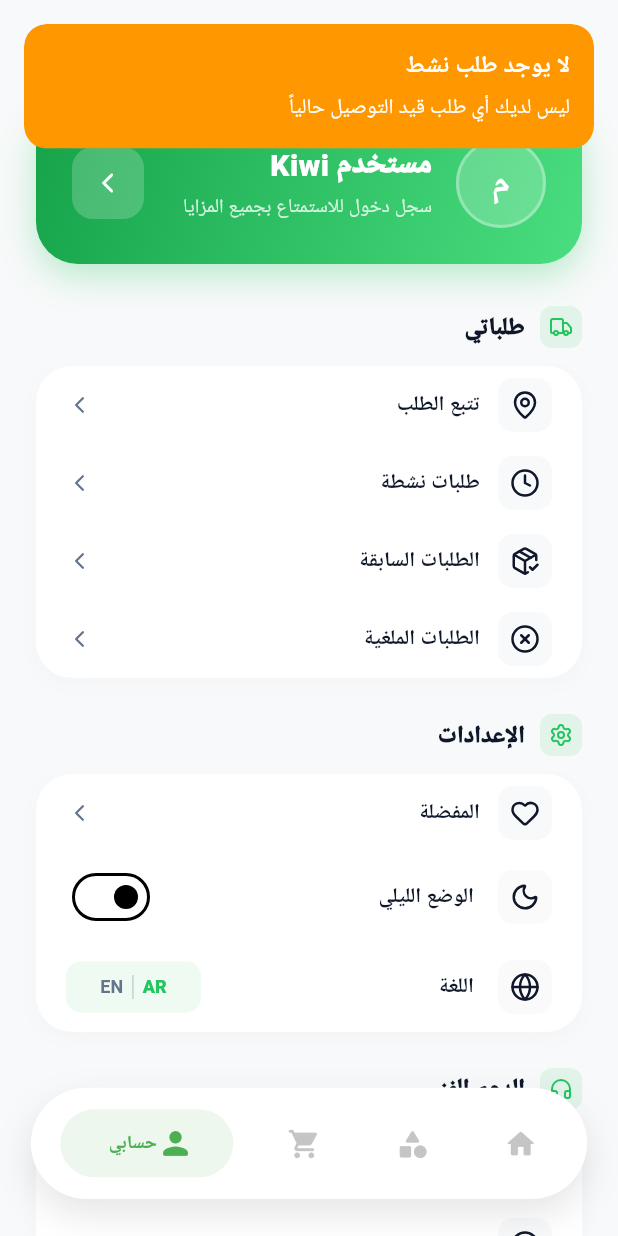
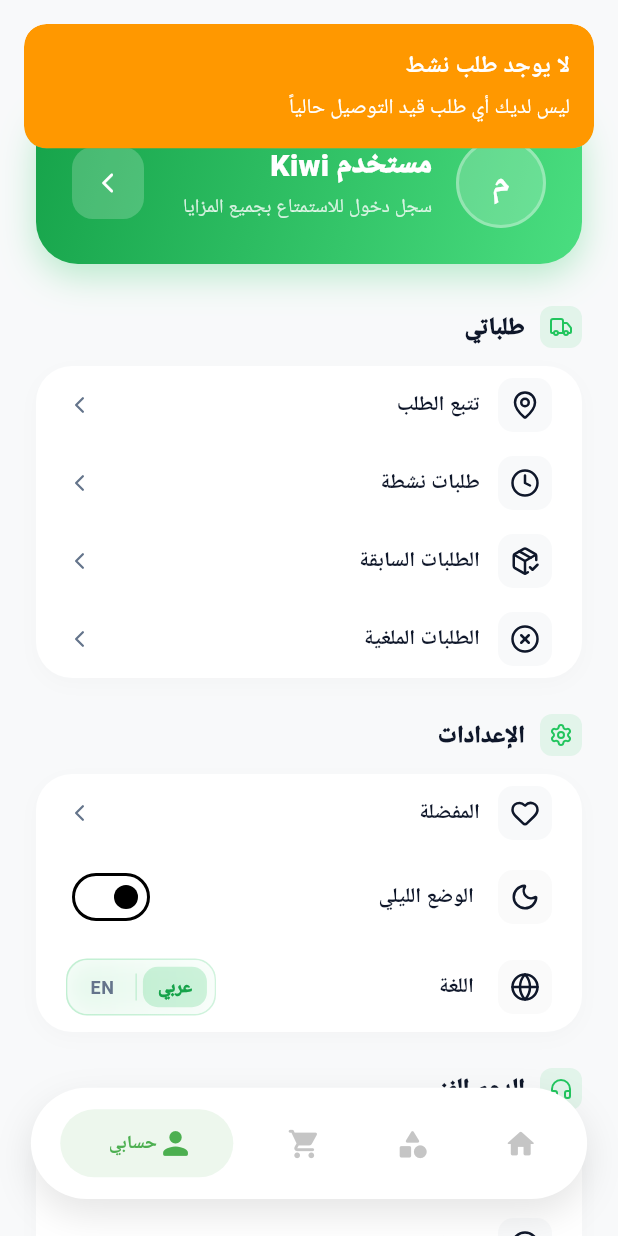
Before and after one commit to naji5ramzi5/kiwi, a Flutter app: the screen it shows after launch, after a tap on "تتبع الطلب", on a phone screen of 412 x 824 dp. Run offline on Flutter 3.47's test engine with Material 3 defaults, Android fonts, the phone set to English and light mode, and no system bars; our stand-ins replace cached_network_image, carousel_slider, file_picker, firebase_core, firebase_messaging, flutter_map and 17 more; missing offline and left inert: maps_toolkit, window_manager; accounts and stored records are empty; network calls fail; Roboto replaces fonts that are missing (Cairo).

Commit message:
feat: 5 UI/UX updates - truck banner, glassmorphic lang, offers, favicon
1. Truck section: rename to 'اطلب شاحنة خضراوات', use kiwivr.png with ClipRRect border radius 15
2. Truck order header: use truck_header.png as full responsive background image
3. Admin dashboard: favicon updated to kiwi-logo.jpg
4. Language toggle: glassmorphic design with BackdropFilter, animated containers, proper RTL alignment
5. Offers section: removed dead عرض الكل button
6. Fixed String? type error in main.dart FCM token saving

```diff
--- a/customer_app/lib/main.dart
+++ b/customer_app/lib/main.dart
@@ -89,11 +89,8 @@ Future<void> _setupFCM() async {
 
     // Get or generate a persistent device ID for guest tracking (UUID v4 format)
     final storage = GetStorage();
-    String? deviceId = storage.read<String>('device_id');
-    if (deviceId == null) {
-      deviceId = _generateDeviceUuid();
-      await storage.write('device_id', deviceId);
-    }
+    String deviceId = storage.read<String>('device_id') ?? _generateDeviceUuid();
+    await storage.write('device_id', deviceId);
 
     // Get and save token
     String? token = await messaging.getToken();
--- a/customer_app/lib/screens/home/widgets/offers_section.dart
+++ b/customer_app/lib/screens/home/widgets/offers_section.dart
@@ -72,7 +72,7 @@ class OffersSection extends StatelessWidget {
                     ),
                   ],
                 ),
-                Text('see_all'.tr, style: const TextStyle(fontSize: 13, fontWeight: FontWeight.bold, color: AppTheme.primary, fontFamily: 'Cairo')),
+                const SizedBox.shrink(),
               ],
             ),
           ),
--- a/customer_app/lib/screens/home_screen.dart
+++ b/customer_app/lib/screens/home_screen.dart
@@ -420,11 +420,12 @@ class _HomeScreenState extends State<HomeScreen> {
       child: GestureDetector(
         onTap: () => Get.to(() => TruckOrderScreen()),
         child: Container(
+          height: 130,
           clipBehavior: Clip.antiAlias,
           decoration: BoxDecoration(
             gradient: isDark
                 ? const LinearGradient(
-                    colors: [Color(0xFF1B5E20), Color(0xFF388E3C)],
+                    colors: [Color(0xFF1B5E20), Color(0xFF2E7D32)],
                   )
                 : const LinearGradient(
                     colors: [Color(0xFFE8F5E9), Color(0xFFC8E6C9)],
@@ -438,40 +439,33 @@ class _HomeScreenState extends State<HomeScreen> {
               ),
             ],
           ),
-          child: Padding(
-            padding: const EdgeInsets.symmetric(horizontal: 10, vertical: 10),
           child: Row(
             children: [
-                Container(
-                  width: 48,
-                  height: 48,
-                  decoration: BoxDecoration(
-                    shape: BoxShape.circle,
-                    color: AppTheme.primary.withOpacity(0.12),
-                  ),
-                  child: ClipOval(
+              ClipRRect(
+                borderRadius: BorderRadius.circular(15),
                 child: Image.asset(
-                      'assets/images/delivery_truck.png',
-                      fit: BoxFit.contain,
-                      errorBuilder: (_, __, ___) => Icon(
-                        LucideIcons.truck,
-                        color: isDark
-                            ? Colors.green.shade300
-                            : AppTheme.primaryDark,
-                        size: 24,
-                      ),
+                  'assets/images/kiwivr.png',
+                  height: 130,
+                  width: 130,
+                  fit: BoxFit.cover,
+                  errorBuilder: (_, __, ___) => Container(
+                    width: 130,
+                    height: 130,
+                    color: AppTheme.primary.withOpacity(0.1),
+                    child: Icon(LucideIcons.truck, color: AppTheme.primary, size: 40),
                   ),
                 ),
               ),
               const SizedBox(width: 14),
               Expanded(
                 child: Column(
+                  mainAxisAlignment: MainAxisAlignment.center,
                   crossAxisAlignment: CrossAxisAlignment.start,
                   children: [
                     Text(
                       'truck_order_title'.tr,
                       style: TextStyle(
-                          fontSize: 14,
+                        fontSize: 15,
                         fontWeight: FontWeight.w900,
                         color: isDark
                             ? Colors.green.shade200
@@ -479,23 +473,26 @@ class _HomeScreenState extends State<HomeScreen> {
                         fontFamily: 'Cairo',
                       ),
                     ),
-                      const SizedBox(height: 1),
+                    const SizedBox(height: 4),
                     Text(
                       'truck_order_subtitle'.tr,
                       style: TextStyle(
-                          fontSize: 10,
+                        fontSize: 11,
                         color: isDark
                             ? Colors.green.shade200.withOpacity(0.7)
                             : AppTheme.primaryDark.withOpacity(0.7),
                         fontFamily: 'Cairo',
                       ),
+                      maxLines: 2,
+                      overflow: TextOverflow.ellipsis,
                     ),
                   ],
                 ),
               ),
               Container(
-                  width: 32,
-                  height: 32,
+                width: 36,
+                height: 36,
+                margin: const EdgeInsets.only(left: 12),
                 decoration: BoxDecoration(
                   color: AppTheme.primary.withOpacity(0.15),
                   shape: BoxShape.circle,
@@ -505,14 +502,13 @@ class _HomeScreenState extends State<HomeScreen> {
                   color: isDark
                       ? Colors.green.shade300
                       : AppTheme.primaryDark,
-                    size: 16,
+                  size: 18,
                 ),
               ),
             ],
           ),
         ),
       ),
-      ),
     );
   }
 }
--- a/customer_app/lib/screens/profile/profile_screen.dart
+++ b/customer_app/lib/screens/profile/profile_screen.dart
@@ -1,3 +1,4 @@
+import 'dart:ui';
 import 'package:flutter/material.dart';
 import 'package:get/get.dart';
 import 'package:lucide_icons_flutter/lucide_icons.dart';
@@ -394,44 +395,86 @@ class ProfileScreen extends StatelessWidget {
         return GestureDetector(
           onTap: () => _toggleLanguage(),
           child: Container(
-            height: 34,
-            width: 90,
+            height: 38,
+            width: 100,
             decoration: BoxDecoration(
-              color: isDark ? AppTheme.primary.withOpacity(0.15) : AppTheme.primary.withOpacity(0.08),
-              borderRadius: BorderRadius.circular(10),
+              borderRadius: BorderRadius.circular(14),
+              gradient: LinearGradient(
+                colors: isDark
+                    ? [
+                        AppTheme.primary.withOpacity(0.18),
+                        AppTheme.primary.withOpacity(0.08),
+                      ]
+                    : [
+                        AppTheme.primary.withOpacity(0.12),
+                        AppTheme.primary.withOpacity(0.04),
+                      ],
               ),
+              border: Border.all(
+                color: AppTheme.primary.withOpacity(isDark ? 0.25 : 0.18),
+                width: 1,
+              ),
+            ),
+            child: ClipRRect(
+              borderRadius: BorderRadius.circular(14),
+              child: BackdropFilter(
+                filter: ImageFilter.blur(sigmaX: 10, sigmaY: 10),
                 child: Row(
                   mainAxisAlignment: MainAxisAlignment.center,
                   children: [
-                AnimatedDefaultTextStyle(
-                  duration: const Duration(milliseconds: 200),
+                    AnimatedContainer(
+                      duration: const Duration(milliseconds: 300),
+                      curve: Curves.easeInOut,
+                      padding: const EdgeInsets.symmetric(horizontal: 10, vertical: 5),
+                      decoration: BoxDecoration(
+                        color: isArabic
+                            ? AppTheme.primary.withOpacity(isDark ? 0.3 : 0.2)
+                            : Colors.transparent,
+                        borderRadius: BorderRadius.circular(10),
+                      ),
+                      child: Text(
+                        'عربي',
                         style: TextStyle(
                           fontSize: 12,
                           fontWeight: isArabic ? FontWeight.w900 : FontWeight.w600,
-                    color: isArabic ? AppTheme.primary : textSecColor,
+                          color: isArabic
+                              ? (isDark ? AppTheme.emeraldLight : AppTheme.primaryDark)
+                              : textSecColor,
                           fontFamily: 'Cairo',
                         ),
-                  child: const Text('AR'),
-                ),
-                Padding(
-                  padding: const EdgeInsets.symmetric(horizontal: 6),
-                  child: Container(
-                    width: 1,
-                    height: 16,
-                    color: textSecColor.withOpacity(0.3),
                       ),
                     ),
-                AnimatedDefaultTextStyle(
-                  duration: const Duration(milliseconds: 200),
+                    Container(
+                      width: 1,
+                      height: 18,
+                      margin: const EdgeInsets.symmetric(horizontal: 4),
+                      color: AppTheme.primary.withOpacity(isDark ? 0.3 : 0.2),
+                    ),
+                    AnimatedContainer(
+                      duration: const Duration(milliseconds: 300),
+                      curve: Curves.easeInOut,
+                      padding: const EdgeInsets.symmetric(horizontal: 10, vertical: 5),
+                      decoration: BoxDecoration(
+                        color: !isArabic
+                            ? AppTheme.primary.withOpacity(isDark ? 0.3 : 0.2)
+                            : Colors.transparent,
+                        borderRadius: BorderRadius.circular(10),
+                      ),
+                      child: Text(
+                        'EN',
                         style: TextStyle(
                           fontSize: 12,
                           fontWeight: !isArabic ? FontWeight.w900 : FontWeight.w600,
-                    color: !isArabic ? AppTheme.primary : textSecColor,
+                          color: !isArabic
+                              ? (isDark ? AppTheme.emeraldLight : AppTheme.primaryDark)
+                              : textSecColor,
                           fontFamily: 'Cairo',
                         ),
-                  child: const Text('EN'),
+                      ),
                     ),
                   ],
+                ),
+              ),
             ),
           ),
         );
--- a/customer_app/lib/screens/widgets/truck_order_header.dart
+++ b/customer_app/lib/screens/widgets/truck_order_header.dart
@@ -50,16 +50,13 @@ class TruckOrderHeader extends StatelessWidget {
                     backgroundColor: AppTheme.primary.withOpacity(isDark ? 0.05 : 0.1),
                   ),
                 ),
-                Positioned(
-                  left: 10,
-                  bottom: 10,
-                  top: 10,
-                  right: 140,
+                Positioned.fill(
                   child: ClipRRect(
-                    borderRadius: BorderRadius.circular(12),
+                    borderRadius: BorderRadius.circular(28),
                     child: Image.asset(
-                      'assets/images/delivery_truck.png',
-                      fit: BoxFit.contain,
+                      'assets/images/truck_header.png',
+                      fit: BoxFit.cover,
+                      width: double.infinity,
                       errorBuilder: (context, error, stackTrace) {
                         return Container(
                           decoration: BoxDecoration(
--- a/customer_app/lib/translations/app_translations.dart
+++ b/customer_app/lib/translations/app_translations.dart
@@ -343,7 +343,7 @@ class AppTranslations extends Translations {
           'profile_update_error': 'An error occurred while updating data, check your internet connection',
 
           // Truck Order
-          'truck_order_title': 'Bulk Truck Order',
+          'truck_order_title': 'Order a Vegetable Truck',
           'login_required': 'Login Required',
           'login_required_msg': 'Please login first to submit the order',
           'daily_limit_exceeded': 'Daily Limit Exceeded',
@@ -881,7 +881,7 @@ class AppTranslations extends Translations {
           'profile_update_error': 'حدث خطأ أثناء تحديث البيانات، تأكد من الاتصال بالإنترنت',
 
           // Truck Order
-          'truck_order_title': 'طلب شاحنة جمليه',
+          'truck_order_title': 'اطلب شاحنة خضراوات',
           'login_required': 'تسجيل دخول مطلوب',
           'login_required_msg': 'يرجى تسجيل الدخول أولاً لإرسال الطلب',
           'daily_limit_exceeded': 'تم تجاوز الحد اليومي',
```
Also changed, not shown: customer_app/assets/images/kiwivr.png (added), customer_app/assets/images/truck_header.png (added), 1 other file. Lines whose indentation alone changed are shown as unchanged.
